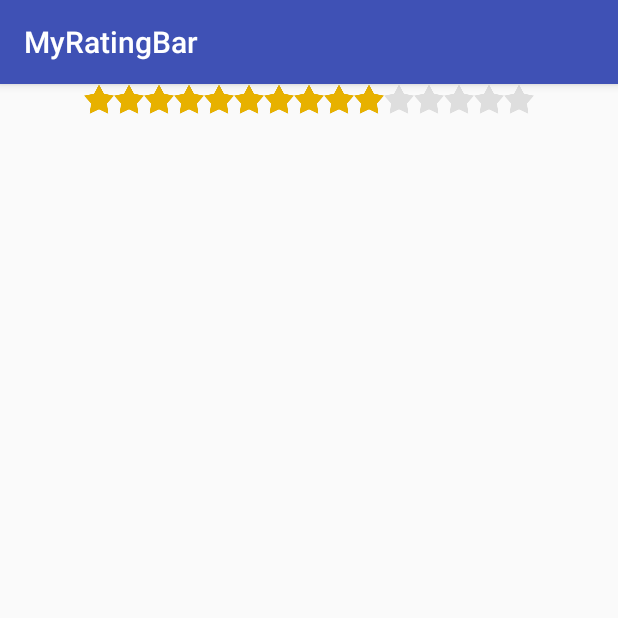
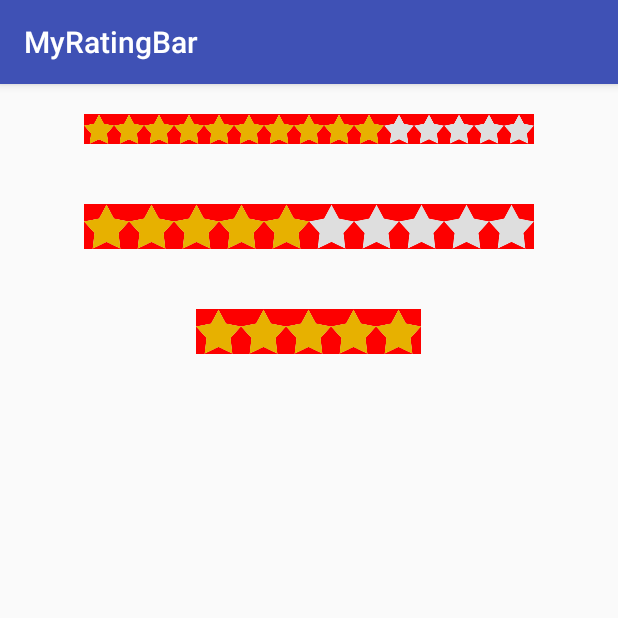
Before and after one commit to ZuoJinDong/MyRatingBar, an Android app: the screen it shows after launch (MainActivity), on a phone screen of 412 x 824 dp, the top half of it. Run offline under Robolectric (Android 15) with nearby library versions, the phone set to English and light mode, and no system bars.

Commit message:
gradle-4.1

```diff
--- a/app/src/main/res/layout/activity_main.xml
+++ b/app/src/main/res/layout/activity_main.xml
@@ -9,6 +9,8 @@
     tools:context="com.zjd.myratingbar.MainActivity">
 
     <com.zjd.myratingbar.MyRatingBar
+        android:layout_margin="20dp"
+        android:background="#fd0000"
         app:base_of_width_or_height="width"
         app:stars="15"
         app:step="1"
@@ -17,4 +19,26 @@
         android:layout_width="300dp"
         android:layout_height="30dp" />
 
+    <com.zjd.myratingbar.MyRatingBar
+        android:layout_margin="20dp"
+        android:background="#fd0000"
+        app:base_of_width_or_height="width"
+        app:stars="10"
+        app:step="0.5"
+        app:rating="5"
+        android:layout_gravity="center"
+        android:layout_width="300dp"
+        android:layout_height="30dp" />
+
+    <com.zjd.myratingbar.MyRatingBar
+        android:layout_margin="20dp"
+        android:background="#fd0000"
+        app:base_of_width_or_height="height"
+        app:stars="5"
+        app:step="0.01"
+        app:rating="5"
+        android:layout_gravity="center"
+        android:layout_width="300dp"
+        android:layout_height="30dp" />
+
 </LinearLayout>
```
Also changed, not shown: gradle/wrapper/gradle-wrapper.properties.
